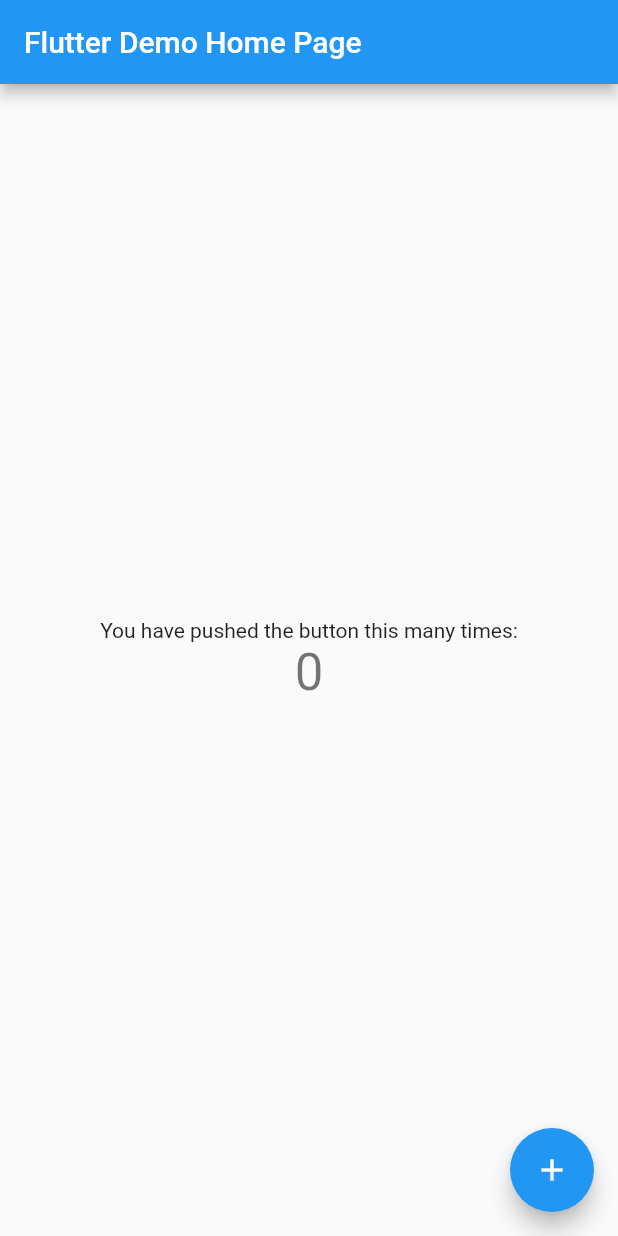
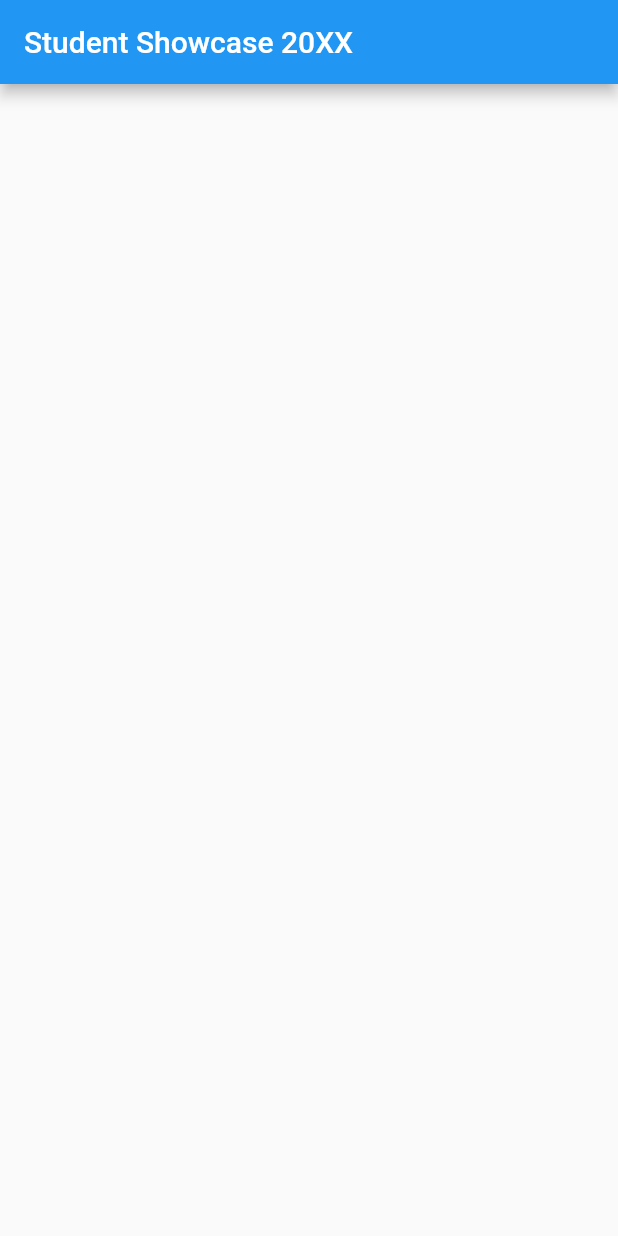
Before and after one commit to bsu-hci/Final_project-Kellum, a Flutter app: the screen it shows after launch, on a phone screen of 412 x 824 dp. Run offline on Flutter 3.47's test engine with Material 2 defaults, Android fonts, the phone set to English and light mode, and no system bars.

Commit message:
Remove content from main.dart and create package for backend

```diff
--- a/lib/main.dart
+++ b/lib/main.dart
@@ -13,7 +13,7 @@ class MyApp extends StatelessWidget {
         primarySwatch: Colors.blue,
         visualDensity: VisualDensity.adaptivePlatformDensity,
       ),
-      home: MyHomePage(title: 'Flutter Demo Home Page'),
+      home: MyHomePage(title: 'Student Showcase 20XX'),
     );
   }
 }
@@ -26,13 +26,6 @@ class MyHomePage extends StatefulWidget {
 }
 
 class _MyHomePageState extends State<MyHomePage> {
-  int _counter = 0;
-
-  void _incrementCounter() {
-    setState(() {
-      _counter++;
-    });
-  }
 
   @override
   Widget build(BuildContext context) {
@@ -40,25 +33,6 @@ class _MyHomePageState extends State<MyHomePage> {
       appBar: AppBar(
         title: Text(widget.title),
       ),
-      body: Center(
-        child: Column(
-          mainAxisAlignment: MainAxisAlignment.center,
-          children: <Widget>[
-            Text(
-              'You have pushed the button this many times:',
-            ),
-            Text(
-              '$_counter',
-              style: Theme.of(context).textTheme.headline4,
-            ),
-          ],
-        ),
-      ),
-      floatingActionButton: FloatingActionButton(
-        onPressed: _incrementCounter,
-        tooltip: 'Increment',
-        child: Icon(Icons.add),
-      ),
     );
   }
 }
```
Also changed, not shown: lib/fake_backend/project_population.dart (added).
